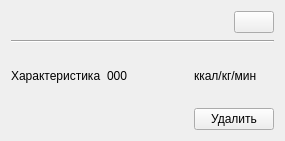
Above: project/forms/Activity_info.ui from Galoev/nutritionist-helper before the change. Below: the same form after it.
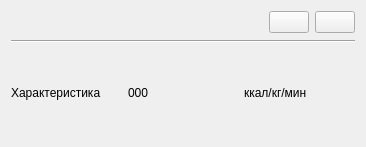
That is the form after the change. Icons and pictures are not drawn.

Patch:
```diff
--- a/project/forms/Activity_info.ui
+++ b/project/forms/Activity_info.ui
@@ -6,8 +6,8 @@
    <rect>
     <x>0</x>
     <y>0</y>
-    <width>285</width>
-    <height>141</height>
+    <width>366</width>
+    <height>147</height>
    </rect>
   </property>
   <property name="windowTitle">
@@ -50,6 +50,14 @@
        </property>
       </widget>
      </item>
+     <item>
+      <widget class="QPushButton" name="pushButton_delete">
+       <property name="icon">
+        <iconset resource="../rec.qrc">
+         <normaloff>:/resources/deelete_icon.png</normaloff>:/resources/deelete_icon.png</iconset>
+       </property>
+      </widget>
+     </item>
     </layout>
    </item>
    <item>
@@ -84,30 +92,6 @@
      </item>
     </layout>
    </item>
-   <item>
-    <layout class="QHBoxLayout" name="horizontalLayout_3">
-     <item>
-      <spacer name="horizontalSpacer_2">
-       <property name="orientation">
-        <enum>Qt::Horizontal</enum>
-       </property>
-       <property name="sizeHint" stdset="0">
-        <size>
-         <width>40</width>
-         <height>20</height>
-        </size>
-       </property>
-      </spacer>
-     </item>
-     <item>
-      <widget class="QPushButton" name="pushButton_delete">
-       <property name="text">
-        <string>Удалить</string>
-       </property>
-      </widget>
-     </item>
-    </layout>
-   </item>
   </layout>
  </widget>
  <resources>
```
